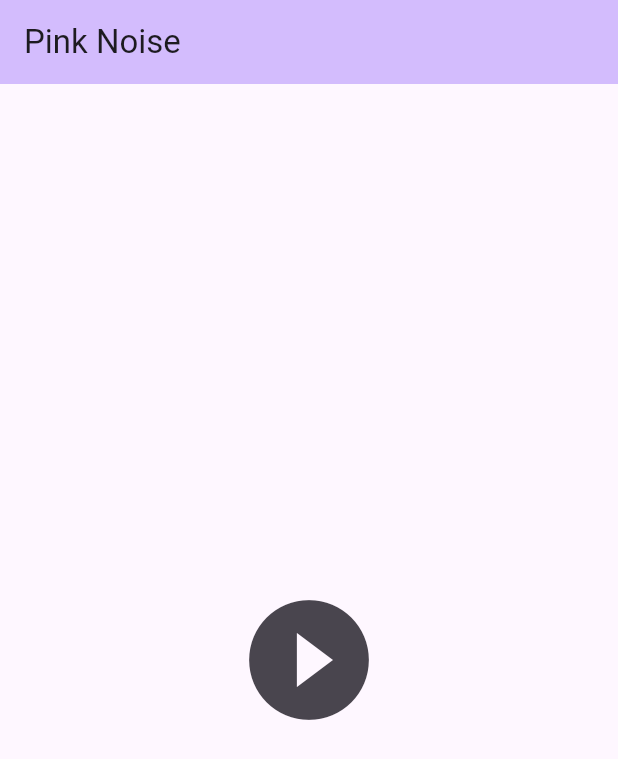
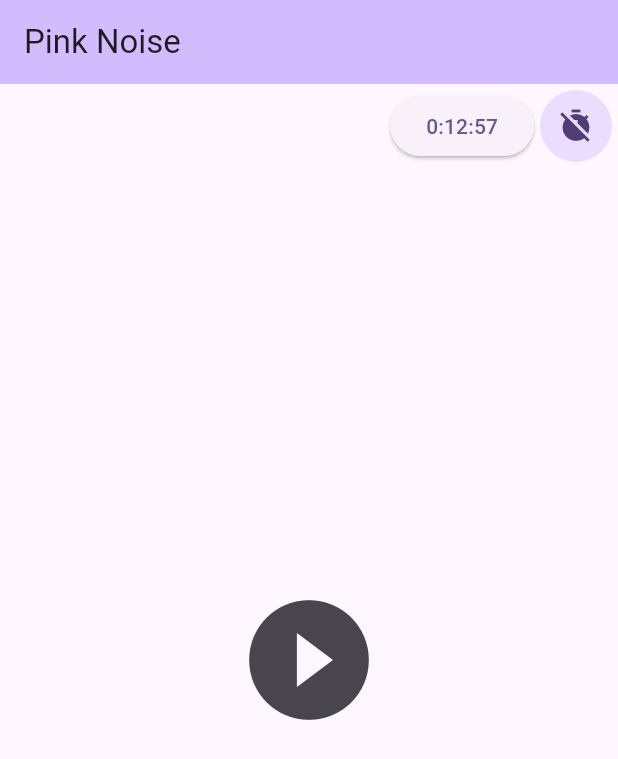
Before and after one commit to Nunocky/flutter_pink_noise, a Flutter app: the screen it shows after launch, on a phone screen of 412 x 824 dp. Shown: the top 759 px of the screen. Run offline on Flutter 3.47's test engine with Material 2 defaults, Android fonts, the phone set to English and light mode, and no system bars; our stand-ins replace flutter_riverpod, just_audio, logger, sprintf; missing offline and left inert: audio_session.

Commit message:
TimerSection追加

```diff
--- a/lib/home_page/my_home_page.dart
+++ b/lib/home_page/my_home_page.dart
@@ -1,7 +1,9 @@
 import 'package:flutter/material.dart';
+import 'package:flutter_pink_noise/home_page/timer_section.dart';
 import 'package:flutter_riverpod/flutter_riverpod.dart';
+
+import './play_button.dart';
 import './play_state_provider.dart';
-import './play_button.dart';
 
 /// ホームページ
 class MyHomePage extends ConsumerWidget {
@@ -10,21 +12,54 @@ class MyHomePage extends ConsumerWidget {
   @override
   Widget build(BuildContext context, WidgetRef ref) {
     final bool isPlaying = ref.watch(playStateProvider);
+    final remainingSecond = 777; // TODO(nunokawa) 再生タイマーのプロバイダを作る
 
     return Scaffold(
       appBar: AppBar(
         backgroundColor: Theme.of(context).colorScheme.inversePrimary,
         title: const Text("Pink Noise"),
       ),
-      body: Center(
-        child: PlayButton(
+      body: Column(
+        children: [
+          Expanded(
+            child: Column(
+              mainAxisAlignment: MainAxisAlignment.start,
+              children: [
+                TimerSection(
+                  isPlaying: isPlaying,
+                  remainingSeconds: remainingSecond,
+                  onTimerSetButtonClicked: _onTimerSetButtonClicked,
+                  onTimerOffButtonClicked: _onTimerOffButtonClicked,
+                  onTimerOnButtonClicked: _onTimerOnButtonClicked,
+                ),
+              ],
+            ),
+          ),
+          PlayButton(
             isPlaying: isPlaying,
             onClicked: () {
               // 再生状態を反転させる
               ref.read(playStateProvider.notifier).toggle();
             },
           ),
+          const Spacer(),
+        ],
       ),
     );
   }
+
+  /// タイマー時間変更ボタンをタップ
+  void _onTimerSetButtonClicked() {
+    // TODO(nunokawa) IMPLEMENT THIS
   }
+
+  /// タイマー開始ボタンをタップ
+  void _onTimerOnButtonClicked() {
+    // TODO(nunokawa) IMPLEMENT THIS
+  }
+
+  /// タイマー停止ボタンをタップ
+  void _onTimerOffButtonClicked() {
+    // TODO(nunokawa) IMPLEMENT THIS
+  }
+}
--- /dev/null
+++ b/lib/home_page/timer_section.dart
@@ -0,0 +1,80 @@
+import 'package:flutter/material.dart';
+import 'package:sprintf/sprintf.dart';
+
+/// ホーム画面 タイマー残り時間表示と設定ボタン
+class TimerSection extends StatelessWidget {
+  const TimerSection({
+    super.key,
+    required this.isPlaying,
+    required this.remainingSeconds,
+    this.onTimerSetButtonClicked,
+    this.onTimerOnButtonClicked,
+    this.onTimerOffButtonClicked,
+  });
+
+  final bool isPlaying;
+  final int remainingSeconds;
+  final VoidCallback? onTimerSetButtonClicked;
+  final VoidCallback? onTimerOnButtonClicked;
+  final VoidCallback? onTimerOffButtonClicked;
+
+  @override
+  Widget build(BuildContext context) {
+    if (0 < remainingSeconds) {
+      // 残り時間あり : 残り時間ボタンとアイコンボタン
+      return Row(
+        children: [
+          const Spacer(),
+          ElevatedButton(
+            style: ElevatedButton.styleFrom(
+              shape: const StadiumBorder(),
+            ),
+            onPressed: () {
+              onTimerSetButtonClicked?.call();
+            },
+            child: Text(_formatTime(remainingSeconds)),
+          ),
+          Padding(
+            padding: const EdgeInsets.all(4),
+            child: CircleAvatar(
+              radius: 24,
+              child: IconButton(
+                onPressed: () {
+                  onTimerOffButtonClicked?.call();
+                },
+                icon: const Icon(Icons.timer_off),
+              ),
+            ),
+          ),
+        ],
+      );
+    } else {
+      // 残り時間なし : アイコンボタン
+      return Row(
+        children: [
+          const Spacer(),
+          Padding(
+            padding: const EdgeInsets.all(4),
+            child: CircleAvatar(
+              radius: 24,
+              child: IconButton(
+                onPressed: () {
+                  onTimerOffButtonClicked?.call();
+                },
+                icon: const Icon(Icons.timer),
+              ),
+            ),
+          ),
+        ],
+      );
+    }
+  }
+}
+
+/// 秒を "hh:mm:ss"の形式に変換。分と秒は 0で埋めて 2桁にする。
+String _formatTime(int remainingSeconds) {
+  final hours = remainingSeconds ~/ 3600;
+  final minutes = (remainingSeconds - (hours * 3600)) ~/ 60;
+  final seconds = remainingSeconds % 60;
+  return sprintf("%d:%02d:%02d", [hours, minutes, seconds]);
+}
--- a/pubspec.yaml
+++ b/pubspec.yaml
@@ -39,6 +39,7 @@ dependencies:
   flutter_riverpod: ^2.3.6
   logger: ^1.4.0
   audio_session: ^0.1.16
+  sprintf: "^7.0.0"
 
 dev_dependencies:
   flutter_test:
```
Also changed, not shown: pubspec.lock. Lines whose indentation alone changed are shown as unchanged.
